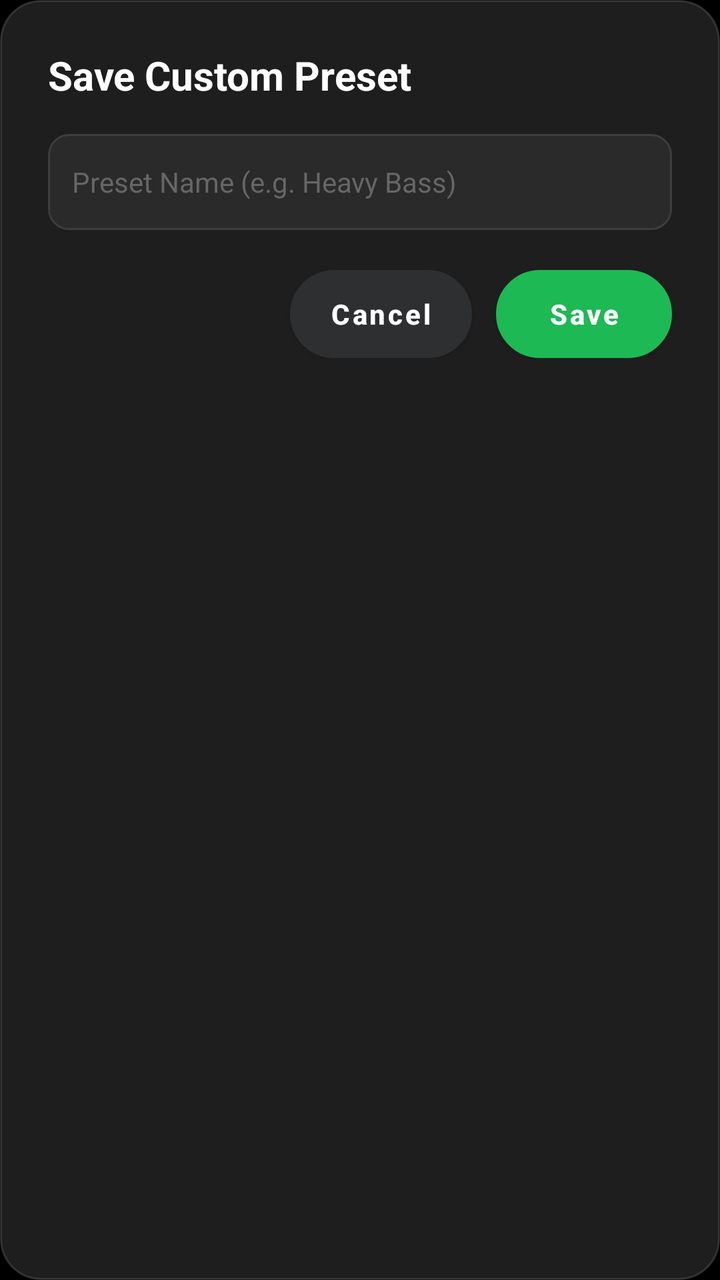
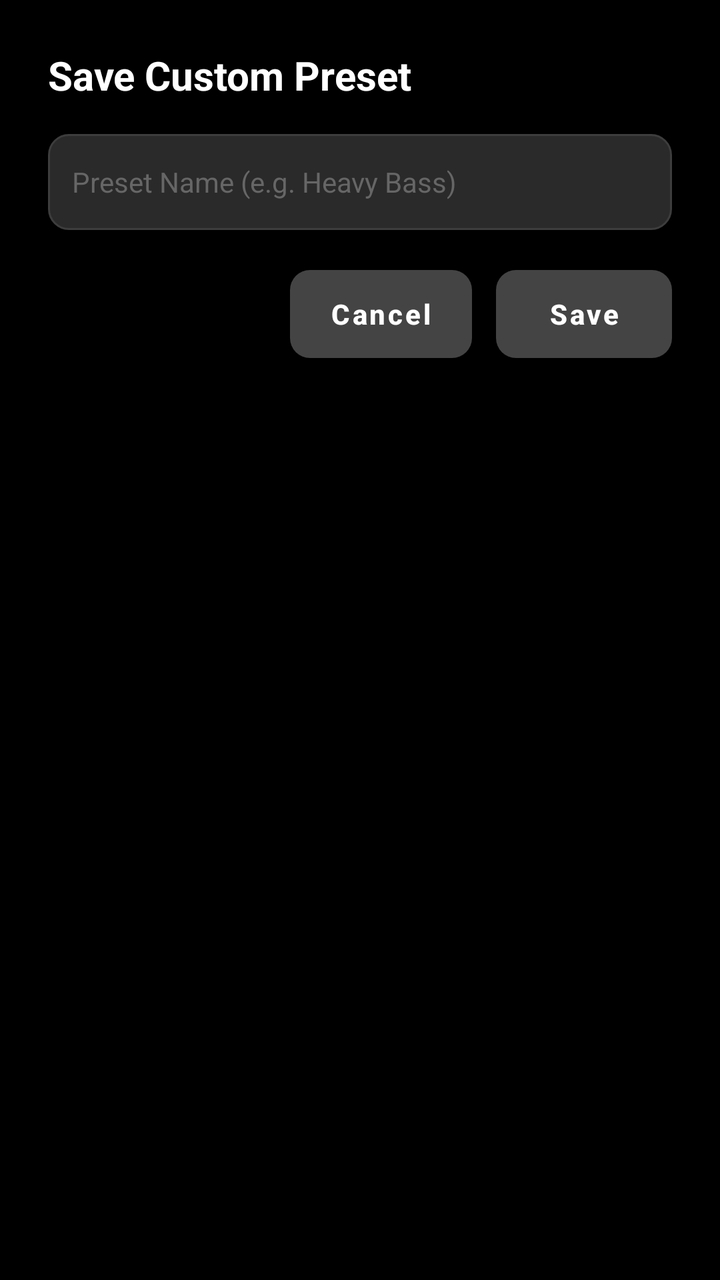

An Android layout rendered at two revisions. The XML below is the earlier revision; the diff shows what the commit changed to produce the second picture.
<!-- AndroidManifest.xml: application theme Theme.MyApplication -->
<!-- res/layout/dialog_save_preset.xml -->
<?xml version="1.0" encoding="utf-8"?>
<LinearLayout xmlns:android="http://schemas.android.com/apk/res/android"
    xmlns:app="http://schemas.android.com/apk/res-auto"
    xmlns:tools="http://schemas.android.com/tools"
    android:layout_width="match_parent"
    android:layout_height="wrap_content"
    android:background="@drawable/bg_dialog_dark"
    android:orientation="vertical"
    android:padding="24dp">

    <TextView
        android:layout_width="wrap_content"
        android:layout_height="wrap_content"
        android:layout_marginBottom="16dp"
        android:text="Save Custom Preset"
        android:textColor="@color/white"
        android:textSize="20sp"
        android:textStyle="bold" />

    <EditText
        android:id="@+id/editPresetName"
        android:layout_width="match_parent"
        android:layout_height="48dp"
        android:layout_marginBottom="20dp"
        android:background="@drawable/bg_edit_text_input"
        android:hint="Preset Name (e.g. Heavy Bass)"
        android:inputType="textCapWords"
        android:paddingStart="12dp"
        android:paddingEnd="12dp"
        android:singleLine="true"
        android:textColor="@color/white"
        android:textColorHint="#666666"
        android:textSize="14sp" />

    <LinearLayout
        android:layout_width="match_parent"
        android:layout_height="wrap_content"
        android:gravity="end"
        android:orientation="horizontal">

        <Button
            android:id="@+id/btnCancelPreset"
            android:layout_width="wrap_content"
            android:layout_height="44dp"
            android:layout_marginEnd="12dp"
            android:background="@drawable/bg_button_secondary"
            android:paddingStart="20dp"
            android:paddingEnd="20dp"
            android:text="Cancel"
            android:textAllCaps="false"
            android:textColor="@color/white"
            android:textSize="14sp"
            app:backgroundTint="#2D2F31" />

        <Button
            android:id="@+id/btnConfirmPreset"
            android:layout_width="wrap_content"
            android:layout_height="44dp"
            android:background="@drawable/bg_button_primary"
            android:paddingStart="24dp"
            android:paddingEnd="24dp"
            android:text="Save"
            android:textAllCaps="false"
            android:textColor="@color/white"
            android:textSize="14sp"
            android:textStyle="bold"
            app:backgroundTint="#1DB954" />

    </LinearLayout>

</LinearLayout>
<!-- resources referenced by this layout -->
<resources>
  <color name="white">#FFFFFFFF</color>
  <!-- drawable bg_button_primary (drawable) -->
  <?xml version="1.0" encoding="utf-8"?>
  <ripple xmlns:android="http://schemas.android.com/apk/res/android"
      android:color="#33FFFFFF">
      <item>
          <shape>
              <solid android:color="#444444" />
              <corners android:radius="24dp" />
              <stroke android:width="1dp" android:color="#555555" />
          </shape>
      </item>
  </ripple>
  <!-- drawable bg_button_secondary (drawable) -->
  <?xml version="1.0" encoding="utf-8"?>
  <ripple xmlns:android="http://schemas.android.com/apk/res/android"
      android:color="#33FFFFFF">
      <item>
          <shape>
              <solid android:color="#444444" />
              <corners android:radius="24dp" />
              <stroke android:width="1dp" android:color="#555555" />
          </shape>
      </item>
  </ripple>
  <!-- drawable bg_dialog_dark (drawable) -->
  <?xml version="1.0" encoding="utf-8"?>
  <shape xmlns:android="http://schemas.android.com/apk/res/android">
      <solid android:color="#1E1E1E" />
      <corners android:radius="20dp" />
      <stroke android:width="1dp" android:color="#22FFFFFF" />
  </shape>
  <!-- drawable bg_edit_text_input (drawable) -->
  <?xml version="1.0" encoding="utf-8"?>
  <shape xmlns:android="http://schemas.android.com/apk/res/android">
      <solid android:color="#2A2A2A" />
      <corners android:radius="10dp" />
      <stroke android:width="1dp" android:color="#3D3D3D" />
  </shape>
  <style name="Theme.MyApplication" parent="Base.Theme.MyApplication" />
  <style name="Base.Theme.MyApplication" parent="Theme.Material3.DayNight.NoActionBar">
          <item name="colorPrimary">@color/white</item>
          <item name="colorSecondary">#AAAAAA</item>
          <item name="colorAccent">#3D3D3D</item>
          <item name="colorControlActivated">#AAAAAA</item>
          <item name="colorControlHighlight">#33FFFFFF</item>
          <item name="android:windowBackground">@color/black</item>
          <item name="android:windowSplashScreenBackground" tools:targetApi="s">@color/black</item>
          <item name="android:windowSplashScreenAnimatedIcon" tools:targetApi="s">@android:color/transparent</item>
  
          
          <item name="materialButtonStyle">@style/Widget.App.Button</item>
      </style>
  <color name="black">#FF000000</color>
  <style name="Widget.App.Button" parent="Widget.MaterialComponents.Button">
          <item name="backgroundTint">#444444</item>
          <item name="cornerRadius">24dp</item>
          <item name="strokeColor">#555555</item>
          <item name="strokeWidth">1dp</item>
          <item name="rippleColor">#33FFFFFF</item>
          <item name="android:textColor">@color/white</item>
          <item name="android:textAllCaps">false</item>
          <item name="android:textStyle">bold</item>
          <item name="android:insetTop">0dp</item>
          <item name="android:insetBottom">0dp</item>
      </style>
</resources>

<!-- the commit's change to res/layout/dialog_save_preset.xml (unified diff, before → after) -->
@@ -4,7 +4,6 @@
     xmlns:tools="http://schemas.android.com/tools"
     android:layout_width="match_parent"
     android:layout_height="wrap_content"
-    android:background="@drawable/bg_dialog_dark"
     android:orientation="vertical"
     android:padding="24dp">
 
@@ -43,20 +42,24 @@
             android:layout_width="wrap_content"
             android:layout_height="44dp"
             android:layout_marginEnd="12dp"
-            android:background="@drawable/bg_button_secondary"
+            android:insetTop="0dp"
+            android:insetBottom="0dp"
             android:paddingStart="20dp"
             android:paddingEnd="20dp"
             android:text="Cancel"
             android:textAllCaps="false"
             android:textColor="@color/white"
             android:textSize="14sp"
-            app:backgroundTint="#2D2F31" />
+            app:cornerRadius="10dp"
+            app:elevation="0dp"
+            app:strokeWidth="0dp" />
 
         <Button
             android:id="@+id/btnConfirmPreset"
             android:layout_width="wrap_content"
             android:layout_height="44dp"
-            android:background="@drawable/bg_button_primary"
+            android:insetTop="0dp"
+            android:insetBottom="0dp"
             android:paddingStart="24dp"
             android:paddingEnd="24dp"
             android:text="Save"
@@ -64,7 +67,9 @@
             android:textColor="@color/white"
             android:textSize="14sp"
             android:textStyle="bold"
-            app:backgroundTint="#1DB954" />
+            app:cornerRadius="10dp"
+            app:elevation="0dp"
+            app:strokeWidth="0dp" />
 
     </LinearLayout>
 
<!-- resource entries referenced after the edit -->
@@ -1,37 +1,6 @@
 <!-- resources referenced by this layout -->
 <resources>
   <color name="white">#FFFFFFFF</color>
-  <!-- drawable bg_button_primary (drawable) -->
-  <?xml version="1.0" encoding="utf-8"?>
-  <ripple xmlns:android="http://schemas.android.com/apk/res/android"
-      android:color="#33FFFFFF">
-      <item>
-          <shape>
-              <solid android:color="#444444" />
-              <corners android:radius="24dp" />
-              <stroke android:width="1dp" android:color="#555555" />
-          </shape>
-      </item>
-  </ripple>
-  <!-- drawable bg_button_secondary (drawable) -->
-  <?xml version="1.0" encoding="utf-8"?>
-  <ripple xmlns:android="http://schemas.android.com/apk/res/android"
-      android:color="#33FFFFFF">
-      <item>
-          <shape>
-              <solid android:color="#444444" />
-              <corners android:radius="24dp" />
-              <stroke android:width="1dp" android:color="#555555" />
-          </shape>
-      </item>
-  </ripple>
-  <!-- drawable bg_dialog_dark (drawable) -->
-  <?xml version="1.0" encoding="utf-8"?>
-  <shape xmlns:android="http://schemas.android.com/apk/res/android">
-      <solid android:color="#1E1E1E" />
-      <corners android:radius="20dp" />
-      <stroke android:width="1dp" android:color="#22FFFFFF" />
-  </shape>
   <!-- drawable bg_edit_text_input (drawable) -->
   <?xml version="1.0" encoding="utf-8"?>
   <shape xmlns:android="http://schemas.android.com/apk/res/android">
